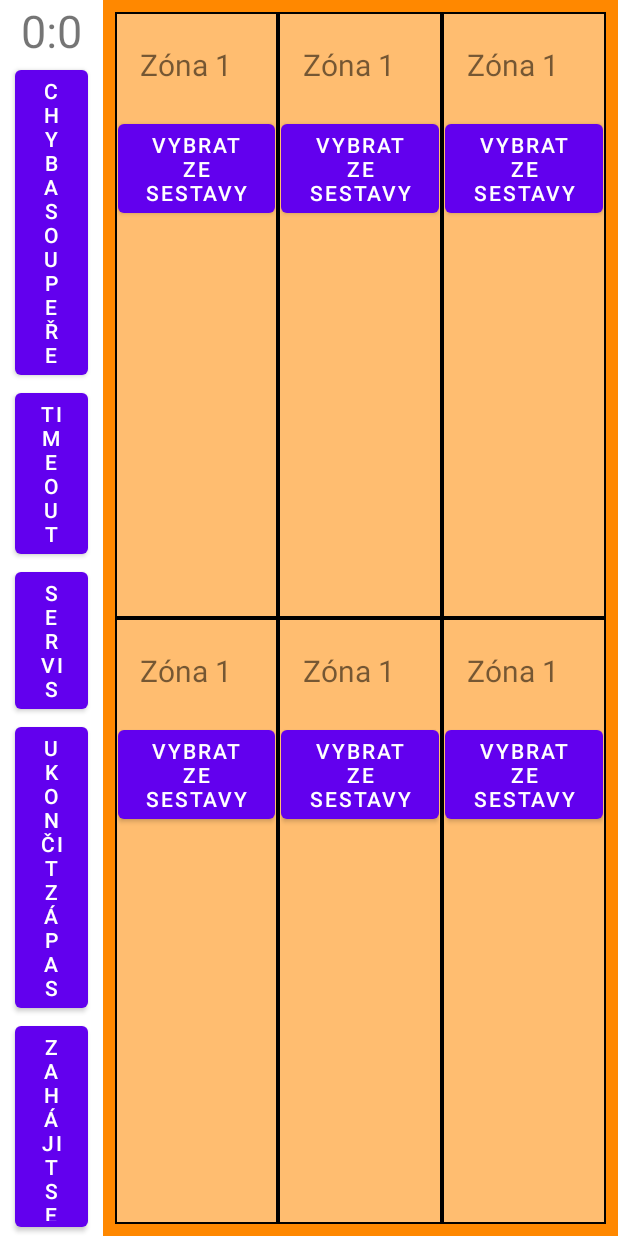
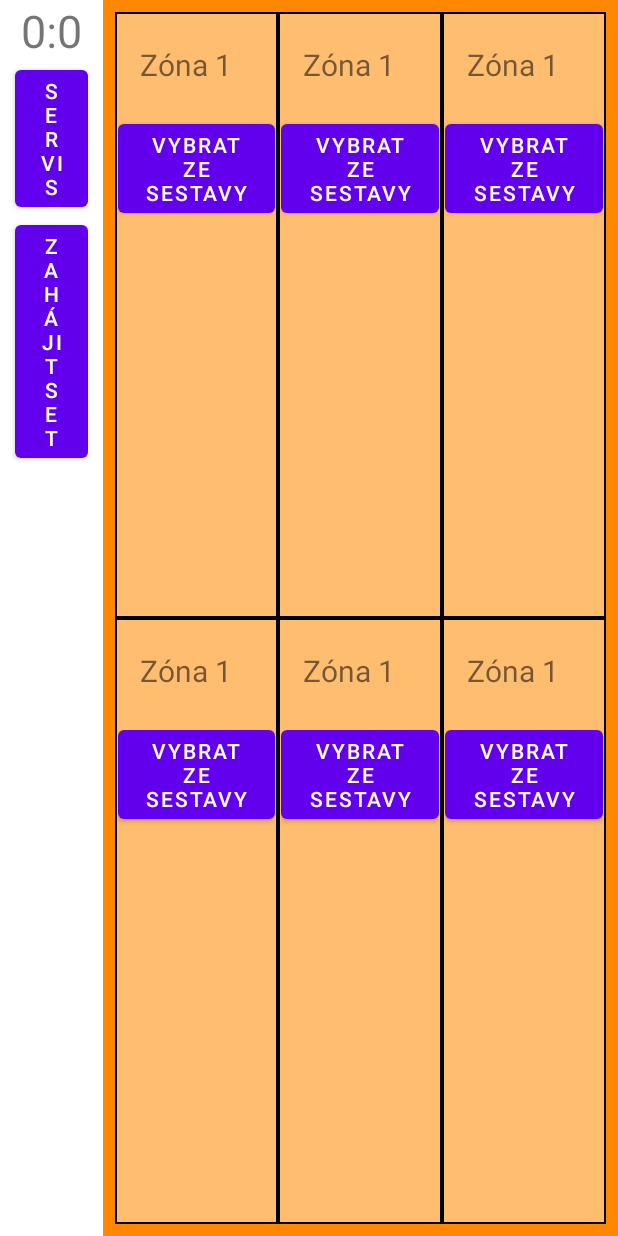
Before and after one commit to JanReisiegel/VolleyballHelper, an Android app: the layout fragment_match_statistics.xml on its own in the app's theme, with its tools: preview values and no code run, on a phone screen of 412 x 824 dp. Run offline under Robolectric (Android 15) with nearby library versions, the phone set to English and light mode, and no system bars.

Commit message:
Some button actions in match statistics making, but without any layout rerender -> prepare for do statistics

```diff
--- a/app/src/main/res/layout/fragment_match_statistics.xml
+++ b/app/src/main/res/layout/fragment_match_statistics.xml
@@ -67,16 +67,9 @@
                     android:layout_marginLeft="10dp"
                     android:layout_marginRight="10dp"
                     android:layout_gravity="center"
+                    android:visibility="gone"
                     android:text="Chyba soupeře"/>
 
-                <Button
-                    android:id="@+id/timeout_button"
-                    android:layout_width="match_parent"
-                    android:layout_height="wrap_content"
-                    android:layout_marginLeft="10dp"
-                    android:layout_marginRight="10dp"
-                    android:layout_gravity="center"
-                    android:text="Timeout" />
 
                 <Button
                     android:id="@+id/serve_button"
@@ -85,6 +78,7 @@
                     android:layout_marginLeft="10dp"
                     android:layout_marginRight="10dp"
                     android:layout_gravity="center"
+                    android:visibility="visible"
                     android:text="Servis"/>
 
                 <Button
@@ -94,6 +88,7 @@
                     android:layout_marginLeft="10dp"
                     android:layout_marginRight="10dp"
                     android:layout_gravity="center"
+                    android:visibility="gone"
                     android:text="Ukončit zápas" />
 
                 <Button
@@ -103,6 +98,7 @@
                     android:layout_marginLeft="10dp"
                     android:layout_marginRight="10dp"
                     android:layout_gravity="center"
+                    android:visibility="visible"
                     android:text="Zahájit set" />
 
 
--- a/app/src/main/res/layout/zone_item.xml
+++ b/app/src/main/res/layout/zone_item.xml
@@ -106,6 +106,7 @@
             android:visibility="gone">
 
             <LinearLayout
+                android:id="@+id/attack_layout"
                 android:layout_width="0dp"
                 android:layout_height="match_parent"
                 android:layout_weight="1"
@@ -144,12 +145,14 @@
             </LinearLayout>
 
             <View
+                android:id="@+id/attack_block_separator"
                 android:layout_width="1dp"
                 android:layout_height="match_parent"
                 android:layout_marginHorizontal="10dp"
                 android:background="@android:color/darker_gray" />
 
             <LinearLayout
+                android:id="@+id/block_layout"
                 android:layout_width="0dp"
                 android:layout_height="match_parent"
                 android:layout_weight="1"
```
Also changed, not shown: app/src/main/java/com/reisiegel/volleyballhelper/ui/matchchooser/MatchStatistics.kt (+80 -11 lines), app/src/main/java/com/reisiegel/volleyballhelper/ui/matchchooser/MatchStatisticsViewModel.kt (+10 -3 lines).
